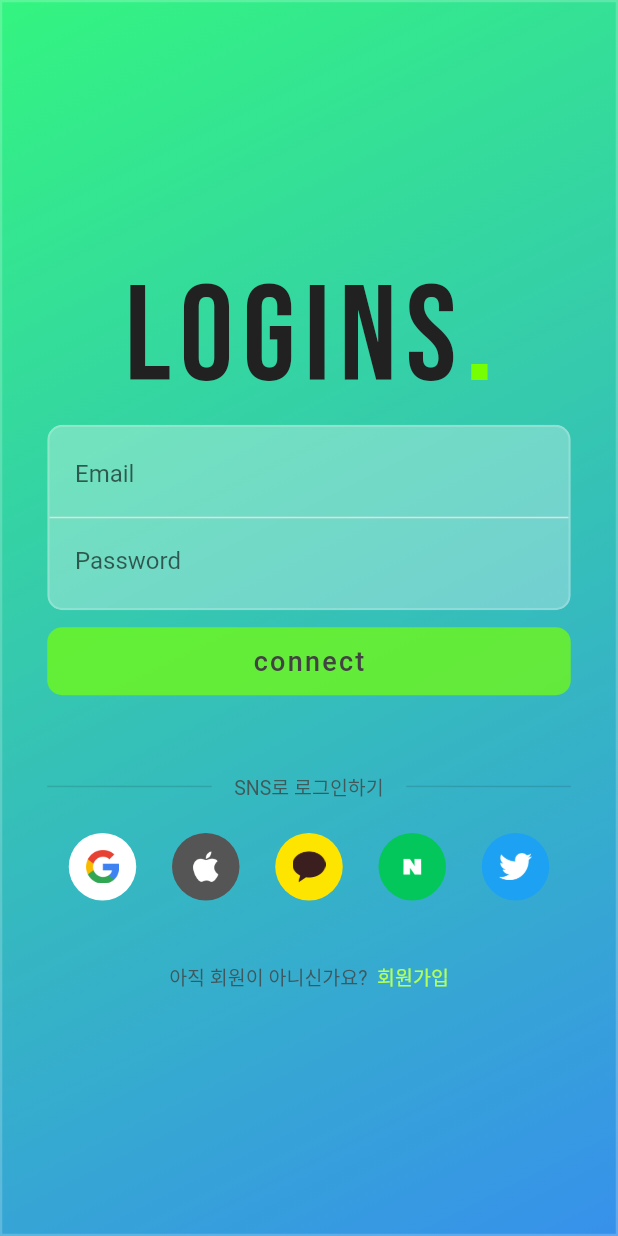
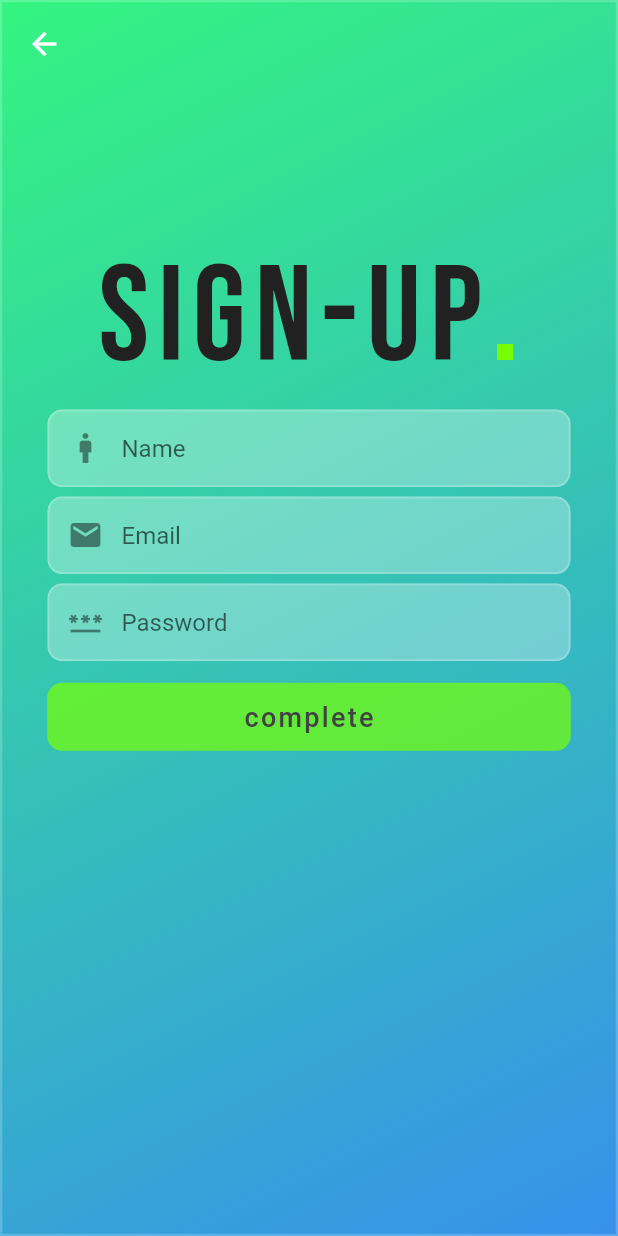
Before and after one commit to Yun-sooyong/several_social_logins, a Flutter app: the screen it shows after launch, after a tap on "회원가입", on a phone screen of 412 x 824 dp. Run offline on Flutter 3.47's test engine with Material 2 defaults, Android fonts, the phone set to English and light mode, and no system bars; our stand-ins replace google_fonts.

Commit message:
add sign up page

```diff
--- /dev/null
+++ b/lib/logins_ui_widget/background.dart
@@ -0,0 +1,33 @@
+import 'package:flutter/material.dart';
+import 'package:several_social_logins/utils/color.dart';
+import 'package:several_social_logins/widgets/glassmorphism.dart';
+
+// * 외부 탭 키보드 내림 / 그라데이션 배경색 / 불투명화
+
+class Background extends StatelessWidget {
+  final Widget child;
+  const Background({Key? key, required this.child}) : super(key: key);
+
+  @override
+  Widget build(BuildContext context) {
+    return GestureDetector(
+      onTap: () {
+        FocusScope.of(context).unfocus();
+      },
+      child: Container(
+        decoration: BoxDecoration(
+          gradient: LinearGradient(
+            colors: [tGradientStart, tGradientEnd],
+            begin: Alignment.topLeft,
+            end: Alignment.bottomRight,
+          ),
+        ),
+        child: Glassmorphism(
+          blur: 0.2,
+          opacity: 0.2,
+          child: child,
+        ),
+      ),
+    );
+  }
+}
--- /dev/null
+++ b/lib/logins_ui_widget/login_button.dart
@@ -0,0 +1,36 @@
+import 'package:flutter/material.dart';
+
+class LoginButton extends StatelessWidget {
+  final Size size;
+  final String text;
+  final VoidCallback? onPressed;
+  const LoginButton(
+      {Key? key, required this.size, this.onPressed, required this.text})
+      : super(key: key);
+
+  @override
+  Widget build(BuildContext context) {
+    return Padding(
+      padding: const EdgeInsets.symmetric(vertical: 10),
+      child: ElevatedButton(
+        style: ElevatedButton.styleFrom(
+          primary: Colors.lightGreenAccent.shade400.withOpacity(0.7),
+          shape: RoundedRectangleBorder(
+            borderRadius: BorderRadius.circular(10),
+          ),
+          fixedSize: Size(size.width, size.height * 0.055),
+          elevation: 0,
+        ),
+        onPressed: onPressed,
+        child: Text(
+          text,
+          style: TextStyle(
+            color: Colors.grey.shade800,
+            fontSize: 18,
+            letterSpacing: 1.5,
+          ),
+        ),
+      ),
+    );
+  }
+}
--- a/lib/logins_ui_widget/logo_text.dart
+++ b/lib/logins_ui_widget/logo_text.dart
@@ -2,15 +2,17 @@ import 'package:flutter/material.dart';
 import 'package:google_fonts/google_fonts.dart';
 
 class Logo extends StatelessWidget {
-  const Logo({super.key});
+  final String logo;
+  double? size;
+  Logo({super.key, required this.logo, this.size = 90});
 
   @override
   Widget build(BuildContext context) {
     return Text.rich(
       TextSpan(
-        text: 'LOGINS',
+        text: logo,
         style: GoogleFonts.bebasNeue(
-            fontSize: 90, letterSpacing: 6, color: Colors.grey.shade900),
+            fontSize: size, letterSpacing: 6, color: Colors.grey.shade900),
         children: [
           TextSpan(
             text: '.',
--- /dev/null
+++ b/lib/logins_ui_widget/sign_up.dart
@@ -0,0 +1,48 @@
+import 'package:flutter/material.dart';
+import 'package:several_social_logins/sign_up_screen.dart';
+import 'package:several_social_logins/utils/page_route_animation.dart';
+
+class SignUpButton extends StatelessWidget {
+  const SignUpButton({super.key});
+
+  @override
+  Widget build(BuildContext context) {
+    return Padding(
+      padding: const EdgeInsets.only(top: 20),
+      child: Row(
+        mainAxisAlignment: MainAxisAlignment.center,
+        children: [
+          Text(
+            '아직 회원이 아니신가요?  ',
+            style: TextStyle(
+              fontSize: 13,
+              color: Colors.grey.shade800.withOpacity(0.8),
+            ),
+          ),
+          InkWell(
+            onTap: () {
+              PageRouteWithAnimation pageRouteWithAnimation =
+                  PageRouteWithAnimation(SignUpPage());
+              Navigator.push(
+                  context, pageRouteWithAnimation.slideLeftToRight());
+
+              // Navigator.push(
+              //   context,
+              //   MaterialPageRoute(
+              //     builder: (context) => SignUpPage(),
+              //   ),
+              // );
+            },
+            child: Text(
+              '회원가입',
+              style: TextStyle(
+                fontSize: 13,
+                color: Colors.lightGreenAccent,
+              ),
+            ),
+          ),
+        ],
+      ),
+    );
+  }
+}
--- /dev/null
+++ b/lib/logins_ui_widget/sns_login_buttons.dart
@@ -0,0 +1,64 @@
+import 'package:flutter/material.dart';
+import 'package:several_social_logins/utils/color.dart';
+import 'package:several_social_logins/widgets/button.dart';
+
+class LoginSns extends StatelessWidget {
+  const LoginSns({super.key});
+
+  @override
+  Widget build(BuildContext context) {
+    return Column(
+      children: [
+        Padding(
+          padding: const EdgeInsets.only(top: 40),
+          child: Row(
+            children: [
+              Expanded(
+                child: Divider(
+                  thickness: 1,
+                  endIndent: 15,
+                ),
+              ),
+              Text(
+                'SNS로 로그인하기',
+                style: TextStyle(
+                  fontSize: 13,
+                  color: Colors.grey.shade800.withOpacity(0.8),
+                ),
+              ),
+              Expanded(
+                child: Divider(
+                  thickness: 1,
+                  indent: 15,
+                ),
+              ),
+            ],
+          ),
+        ),
+        // TODO: SNS Buttons
+        Padding(
+          padding: const EdgeInsets.symmetric(vertical: 20),
+          child: Row(
+            mainAxisAlignment: MainAxisAlignment.spaceEvenly,
+            children: [
+              SnsButton(
+                  background: googleColor,
+                  name: 'assets/images/google_logo.png'),
+              SnsButton(
+                  background: appleColor, name: 'assets/images/apple_logo.png'),
+              SnsButton(
+                  background: kakaoColor, name: 'assets/images/kakao_logo.png'),
+              SnsButton(
+                  background: naverColor,
+                  // TODO naver logo image change, this is so small
+                  name: 'assets/images/naver_logo_200.png'),
+              SnsButton(
+                  background: twitterColor,
+                  name: 'assets/images/twitter_logo.png'),
+            ],
+          ),
+        ),
+      ],
+    );
+  }
+}
--- /dev/null
+++ b/lib/logins_ui_widget/textfield.dart
@@ -0,0 +1,47 @@
+import 'package:flutter/material.dart';
+import 'package:several_social_logins/utils/color.dart';
+import 'package:several_social_logins/widgets/glassmorphism.dart';
+
+// ignore: must_be_immutable
+class CustomTextField extends StatelessWidget {
+  final String hintText;
+  final Icon icon;
+  bool? isPassword;
+  CustomTextField({
+    super.key,
+    required this.hintText,
+    this.isPassword = false,
+    required this.icon,
+  });
+
+  @override
+  Widget build(BuildContext context) {
+    return Padding(
+      padding: const EdgeInsets.symmetric(vertical: 3),
+      child: Glassmorphism(
+        blur: 0.3,
+        opacity: 0.3,
+        radius: 10,
+        child: TextField(
+          obscureText: isPassword!,
+          keyboardType: isPassword!
+              ? TextInputType.emailAddress
+              : TextInputType.visiblePassword,
+          decoration: InputDecoration(
+            prefixIcon: icon,
+            contentPadding: EdgeInsets.all(15),
+            hintText: hintText,
+            border: InputBorder.none,
+            focusedBorder: OutlineInputBorder(
+              borderSide: BorderSide(
+                color: tGradientEnd,
+                width: 3,
+              ),
+              borderRadius: BorderRadius.circular(10),
+            ),
+          ),
+        ),
+      ),
+    );
+  }
+}
--- a/lib/main.dart
+++ b/lib/main.dart
@@ -1,5 +1,6 @@
 import 'package:flutter/material.dart';
-import 'package:several_social_logins/sign_in.dart';
+import 'package:several_social_logins/sign_in_screen.dart';
+import 'package:several_social_logins/sign_up_screen.dart';
 
 void main() {
   runApp(const MyApp());
@@ -18,6 +19,7 @@ class MyApp extends StatelessWidget {
           colorScheme: ColorScheme.fromSeed(seedColor: Colors.green.shade300),
           brightness: Brightness.light),
       home: const LoginPage(),
+      //const SignUpPage(),
     );
   }
 }
--- a/lib/sign_in.dart
+++ /dev/null
@@ -1,187 +0,0 @@
-import 'package:flutter/material.dart';
-import 'package:several_social_logins/utils/color.dart';
-import 'package:several_social_logins/logins_ui_widget/logo_text.dart';
-import 'package:several_social_logins/utils/widgets/button.dart';
-import 'package:several_social_logins/utils/widgets/glassmorphism.dart';
-import 'package:several_social_logins/utils/widgets/textfield.dart';
-
-class LoginPage extends StatefulWidget {
-  const LoginPage({super.key});
-
-  @override
-  State<LoginPage> createState() => _LoginPageState();
-}
-
-class _LoginPageState extends State<LoginPage> {
-  @override
-  Widget build(BuildContext context) {
-    Size size = MediaQuery.of(context).size;
-    ;
-    return GestureDetector(
-      onTap: () {
-        FocusScope.of(context).unfocus();
-      },
-      child: Container(
-        decoration: BoxDecoration(
-          gradient: LinearGradient(
-            colors: [tGradientStart, tGradientEnd],
-            begin: Alignment.topLeft,
-            end: Alignment.bottomRight,
-          ),
-        ),
-        child: Glassmorphism(
-          blur: 0.2,
-          opacity: 0.2,
-          child: Scaffold(
-            resizeToAvoidBottomInset: false,
-            backgroundColor: Colors.transparent,
-            body: Padding(
-              padding: const EdgeInsets.symmetric(horizontal: 30, vertical: 20),
-              child: Center(
-                child: Column(
-                  mainAxisAlignment: MainAxisAlignment.center,
-                  //crossAxisAlignment: CrossAxisAlignment.center,
-                  children: [
-                    // * logo
-                    Logo(),
-                    // * input login, password
-                    // TODO: 입력 데이터 처리, textfield decoration
-                    Container(
-                      height: size.height * 0.15,
-                      //width: size.width * 0.8,
-                      child: Glassmorphism(
-                        blur: 0.3,
-                        opacity: 0.3,
-                        radius: 10,
-                        child: Column(
-                          mainAxisAlignment: MainAxisAlignment.center,
-                          children: [
-                            TextFielded(
-                              hintText: 'Email',
-                            ),
-                            Divider(
-                              thickness: 1,
-                              color: Colors.grey.shade300,
-                              height: 10,
-                            ),
-                            TextFielded(
-                              hintText: 'Password',
-                              isPassword: true,
-                            ),
-                          ],
-                        ),
-                      ),
-                    ),
-
-                    // * login button
-                    Padding(
-                      padding: const EdgeInsets.symmetric(vertical: 10),
-                      child: ElevatedButton(
-                        style: ElevatedButton.styleFrom(
-                          primary:
-                              Colors.lightGreenAccent.shade400.withOpacity(0.7),
-                          shape: RoundedRectangleBorder(
-                            borderRadius: BorderRadius.circular(10),
-                          ),
-                          fixedSize: Size(size.width, size.height * 0.055),
-                          elevation: 0,
-                        ),
-                        onPressed: () {},
-                        child: Text(
-                          'connect',
-                          style: TextStyle(
-                            color: Colors.grey.shade800,
-                            fontSize: 18,
-                            letterSpacing: 1.5,
-                          ),
-                        ),
-                      ),
-                    ),
-                    // SizedBox(
-                    //   height: 20,
-                    // ),
-                    Padding(
-                      padding: const EdgeInsets.only(top: 40),
-                      child: Row(
-                        children: [
-                          Expanded(
-                            child: Divider(
-                              thickness: 1,
-                              endIndent: 15,
-                            ),
-                          ),
-                          Text(
-                            'SNS로 로그인하기',
-                            style: TextStyle(
-                              fontSize: 13,
-                              color: Colors.grey.shade800.withOpacity(0.8),
-                            ),
-                          ),
-                          Expanded(
-                            child: Divider(
-                              thickness: 1,
-                              indent: 15,
-                            ),
-                          ),
-                        ],
-                      ),
-                    ),
-                    Padding(
-                      padding: const EdgeInsets.symmetric(vertical: 20),
-                      child: Row(
-                        mainAxisAlignment: MainAxisAlignment.spaceEvenly,
-                        children: [
-                          SnsButton(
-                              background: googleColor,
-                              name: 'assets/images/google_logo.png'),
-                          SnsButton(
-                              background: appleColor,
-                              name: 'assets/images/apple_logo.png'),
-                          SnsButton(
-                              background: kakaoColor,
-                              name: 'assets/images/kakao_logo.png'),
-                          SnsButton(
-                              background: naverColor,
-                              // TODO naver image change
-                              name: 'assets/images/naver_logo_200.png'),
-                          SnsButton(
-                              background: twitterColor,
-                              name: 'assets/images/twitter_logo.png'),
-                        ],
-                      ),
-                    ),
-                    Padding(
-                      padding: const EdgeInsets.only(top: 20),
-                      child: Row(
-                        mainAxisAlignment: MainAxisAlignment.center,
-                        children: [
-                          Text(
-                            '아직 회원이 아니신가요?  ',
-                            style: TextStyle(
-                              fontSize: 13,
-                              color: Colors.grey.shade800.withOpacity(0.8),
-                            ),
-                          ),
-                          InkWell(
-                            onTap: () {},
-                            child: Text(
-                              '회원가입',
-                              style: TextStyle(
-                                fontSize: 13,
-                                color: Colors.lightGreenAccent,
-                              ),
-                            ),
-                          ),
-                        ],
-                      ),
-                    ),
-                  ],
-                ),
-              ),
-            ),
-          ),
-        ),
-      ),
-    );
-  }
-}
--- /dev/null
+++ b/lib/sign_in_screen.dart
@@ -0,0 +1,61 @@
+import 'package:flutter/material.dart';
+import 'package:several_social_logins/logins_ui_widget/background.dart';
+import 'package:several_social_logins/logins_ui_widget/login_button.dart';
+import 'package:several_social_logins/logins_ui_widget/sign_up.dart';
+import 'package:several_social_logins/logins_ui_widget/sns_login_buttons.dart';
+import 'package:several_social_logins/logins_ui_widget/logo_text.dart';
+import 'package:several_social_logins/logins_ui_widget/textfield.dart';
+
+class LoginPage extends StatefulWidget {
+  const LoginPage({super.key});
+
+  @override
+  State<LoginPage> createState() => _LoginPageState();
+}
+
+class _LoginPageState extends State<LoginPage> {
+  @override
+  Widget build(BuildContext context) {
+    Size size = MediaQuery.of(context).size;
+    ;
+    return Background(
+      child: Scaffold(
+        resizeToAvoidBottomInset: false,
+        backgroundColor: Colors.transparent,
+        body: Padding(
+          padding: const EdgeInsets.symmetric(horizontal: 30, vertical: 20),
+          child: Center(
+            child: Column(
+              mainAxisAlignment: MainAxisAlignment.center,
+              children: [
+                // * logo
+                Logo(logo: 'logins'),
+                // * input login, password textField
+                // TODO: 입력 데이터 처리, textfield decoration
+                CustomTextField(
+                  hintText: 'Email',
+                  icon: Icon(Icons.email),
+                ),
+                CustomTextField(
+                  hintText: 'Password',
+                  icon: Icon(Icons.password),
+                  isPassword: true,
+                ),
+                // * login button
+                LoginButton(
+                  size: size,
+                  text: 'connect',
+                  onPressed: () {},
+                ),
+                // * sns login buttons
+                LoginSns(),
+                // * sign up button and string
+                SignUpButton(),
+              ],
+            ),
+          ),
+        ),
+      ),
+    );
+  }
+}
--- /dev/null
+++ b/lib/sign_up_screen.dart
@@ -0,0 +1,66 @@
+import 'package:flutter/material.dart';
+import 'package:several_social_logins/logins_ui_widget/background.dart';
+import 'package:several_social_logins/logins_ui_widget/login_button.dart';
+import 'package:several_social_logins/logins_ui_widget/logo_text.dart';
+import 'package:several_social_logins/logins_ui_widget/textfield.dart';
+
+class SignUpPage extends StatelessWidget {
+  const SignUpPage({super.key});
+
+  @override
+  Widget build(BuildContext context) {
+    Size size = MediaQuery.of(context).size;
+    return Background(
+      child: Scaffold(
+        resizeToAvoidBottomInset: false,
+        appBar: AppBar(
+          elevation: 0,
+          backgroundColor: Colors.transparent,
+        ),
+        backgroundColor: Colors.transparent,
+        body: Padding(
+          padding: const EdgeInsets.symmetric(
+            horizontal: 30,
+            vertical: 20,
+          ),
+          child: SingleChildScrollView(
+            child: Align(
+              alignment: Alignment.center,
+              heightFactor: 1.4,
+              child: Column(
+                mainAxisAlignment: MainAxisAlignment.center,
+                children: [
+                  Logo(logo: 'sign-up'),
+                  // * email, password, name
+                  CustomTextField(
+                    hintText: 'Name',
+                    icon: Icon(Icons.man),
+                  ),
+                  CustomTextField(
+                    hintText: 'Email',
+                    icon: Icon(Icons.email),
+                  ),
+                  CustomTextField(
+                    hintText: 'Password',
+                    isPassword: true,
+                    icon: Icon(Icons.password),
+                  ),
+                  // * sign up complete button
+                  LoginButton(
+                    size: size,
+                    text: 'complete',
+                    onPressed: () {
+                      // TODO: firebase 연동 후 데이터를 보내는 내용을 추가
+                      Navigator.pop(context);
+                      // TODO: toast 추가
+                    },
+                  ),
+                ],
+              ),
+            ),
+          ),
+        ),
+      ),
+    );
+  }
+}
--- /dev/null
+++ b/lib/utils/page_route_animation.dart
@@ -0,0 +1,59 @@
+import 'package:flutter/cupertino.dart';
+import 'package:flutter/material.dart';
+import 'package:flutter/widgets.dart';
+
+// source : https://url.kr/xoce16
+
+class PageRouteWithAnimation {
+  final Widget page;
+
+  PageRouteWithAnimation(this.page);
+
+  Route slideRightToLeft() {
+    return PageRouteBuilder(
+      pageBuilder: (context, animation, secondaryAnimation) {
+        return page;
+      },
+      transitionsBuilder: (
+        BuildContext context,
+        Animation<double> animation,
+        Animation<double> secondaryAnimation,
+        Widget child,
+      ) {
+        var begin = Offset(1.0, 0.0);
+        var end = Offset.zero;
+        var curve = Curves.ease;
+        var tween =
+            Tween(begin: begin, end: end).chain(CurveTween(curve: curve));
+        return SlideTransition(
+          position: animation.drive(tween),
+          child: child,
+        );
+      },
+    );
+  }
+
+  Route slideLeftToRight() {
+    return PageRouteBuilder(
+      pageBuilder: (context, animation, secondaryAnimation) {
+        return page;
+      },
+      transitionsBuilder: (
+        BuildContext context,
+        Animation<double> animation,
+        Animation<double> secondaryAnimation,
+        Widget child,
+      ) {
+        var begin = Offset(1.0, 0.0);
+        var end = Offset.zero;
+        var curve = Curves.ease;
+        var tween =
+            Tween(begin: begin, end: end).chain(CurveTween(curve: curve));
+        return SlideTransition(
+          position: animation.drive(tween),
+          child: child,
+        );
+      },
+    );
+  }
+}
--- a/lib/utils/widgets/textfield.dart
+++ /dev/null
@@ -1,29 +0,0 @@
-import 'package:flutter/material.dart';
-
-// ignore: must_be_immutable
-class TextFielded extends StatelessWidget {
-  final String hintText;
-  bool? isPassword;
-  TextFielded({
-    super.key,
-    required this.hintText,
-    this.isPassword = false,
-  });
-
-  @override
-  Widget build(BuildContext context) {
-    return Padding(
-      padding: const EdgeInsets.symmetric(horizontal: 17, vertical: 0),
-      child: TextField(
-        obscureText: isPassword!,
-        keyboardType: isPassword!
-            ? TextInputType.emailAddress
-            : TextInputType.visiblePassword,
-        decoration: InputDecoration(
-          hintText: hintText,
-          border: InputBorder.none,
-        ),
-      ),
-    );
-  }
-}
```
Also changed, not shown: lib/sign_up.dart (deleted), lib/widgets/button.dart (renamed from lib/utils/widgets/button.dart), lib/widgets/glassmorphism.dart (renamed from lib/utils/widgets/glassmorphism.dart).
